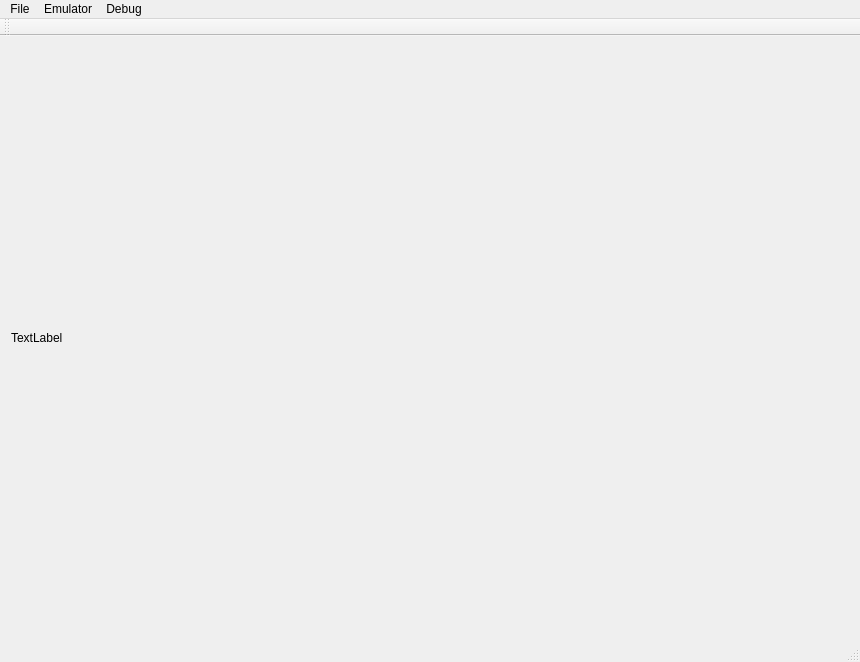
This is mainwindow.ui in mehome/derpdrive as Qt 5 draws it before an edit. The edited form follows.
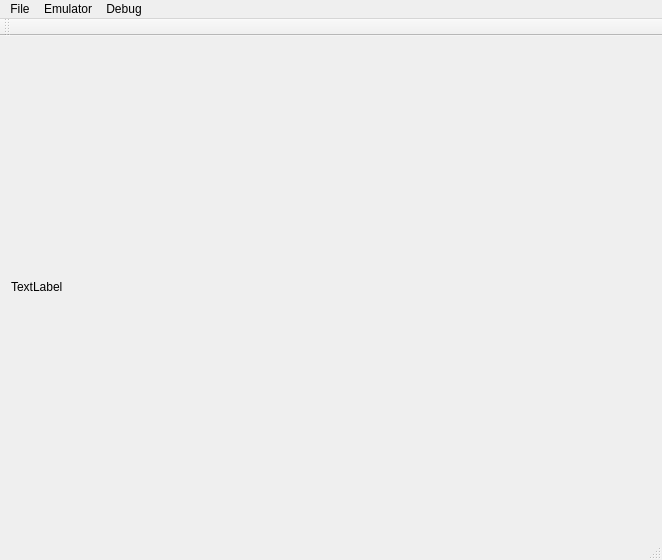
This is the edited form.

```diff
--- a/mainwindow.ui
+++ b/mainwindow.ui
@@ -6,8 +6,8 @@
    <rect>
     <x>0</x>
     <y>0</y>
-    <width>860</width>
-    <height>662</height>
+    <width>658</width>
+    <height>551</height>
    </rect>
   </property>
   <property name="windowTitle">
@@ -17,6 +17,12 @@
    <layout class="QHBoxLayout" name="horizontalLayout">
     <item>
      <widget class="QLabel" name="label">
+      <property name="minimumSize">
+       <size>
+        <width>640</width>
+        <height>480</height>
+       </size>
+      </property>
       <property name="text">
        <string>TextLabel</string>
       </property>
@@ -32,8 +38,8 @@
     <rect>
      <x>0</x>
      <y>0</y>
-     <width>860</width>
-     <height>22</height>
+     <width>658</width>
+     <height>21</height>
     </rect>
    </property>
    <widget class="QMenu" name="menuFile">
```
Left out of the diff: 31 changed lines with no effect on the pictures.
